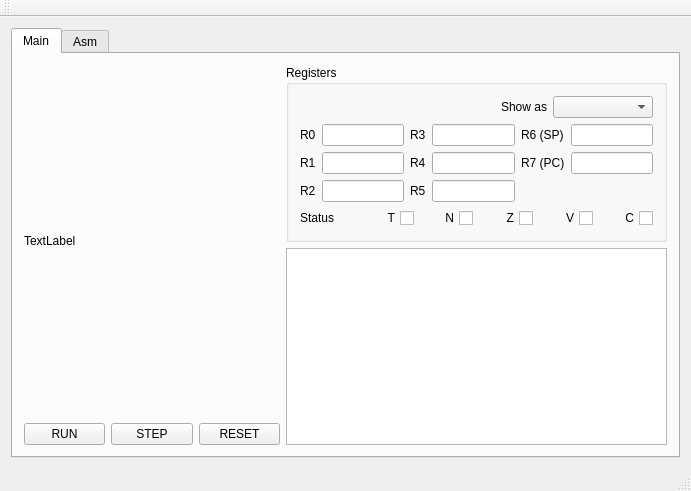
Before: the Qt Designer form AppGui/processorwindow.ui in mikhel1984/pdp_eleven, drawn with Qt 5.
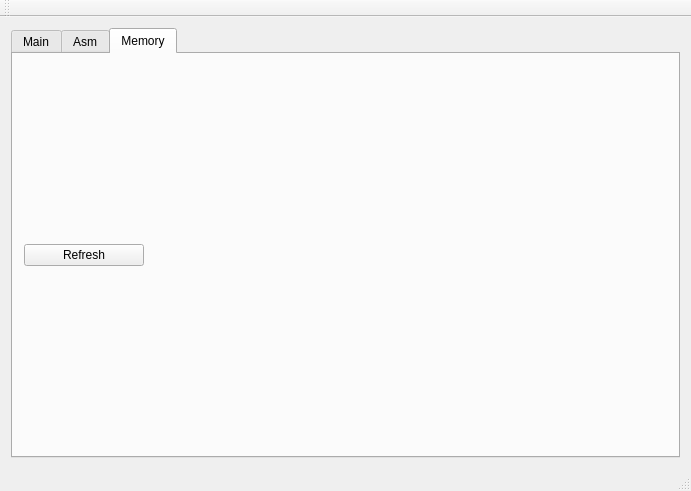
After: the same form once the commit is applied.

```diff
--- a/AppGui/processorwindow.ui
+++ b/AppGui/processorwindow.ui
@@ -27,7 +27,7 @@
        <bool>false</bool>
       </property>
       <property name="currentIndex">
-       <number>0</number>
+       <number>2</number>
       </property>
       <widget class="QWidget" name="tab_2">
        <attribute name="title">
@@ -379,6 +379,26 @@
         </item>
        </layout>
       </widget>
+      <widget class="QWidget" name="memoryTab">
+       <attribute name="title">
+        <string>Memory</string>
+       </attribute>
+       <layout class="QVBoxLayout" name="verticalLayout_3">
+        <item>
+         <widget class="QPushButton" name="refreshMemoryButton">
+          <property name="maximumSize">
+           <size>
+            <width>120</width>
+            <height>16777215</height>
+           </size>
+          </property>
+          <property name="text">
+           <string>Refresh</string>
+          </property>
+         </widget>
+        </item>
+       </layout>
+      </widget>
      </widget>
     </item>
    </layout>
```
Left out of the diff: 4 changed lines with no effect on the pictures.
